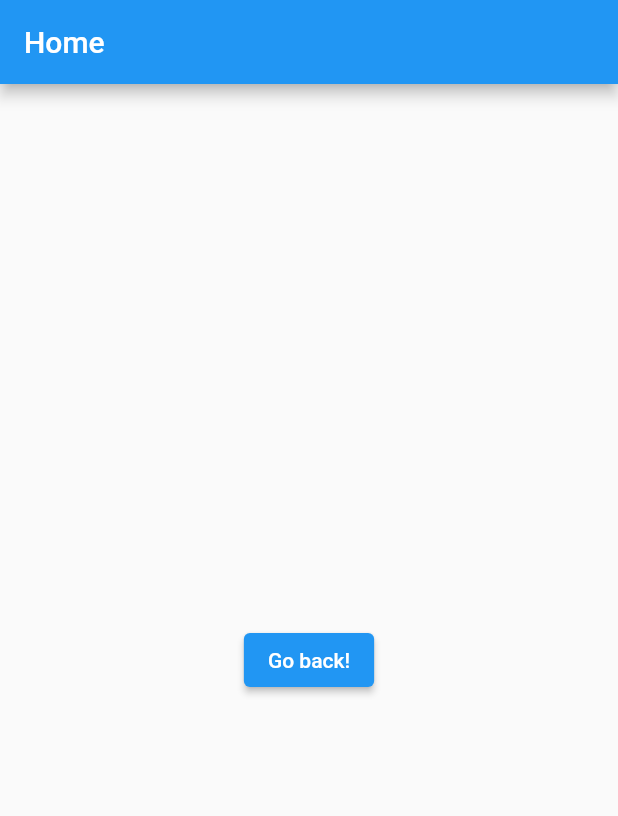
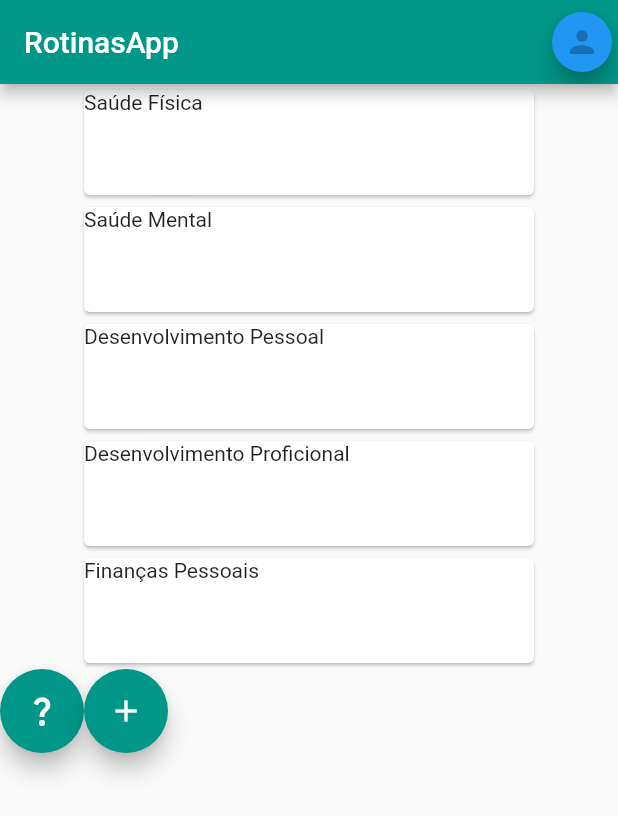
Before and after one commit to marcusvco/RotinasApp, a Flutter app: the Home screen opened directly, on a phone screen of 412 x 824 dp. Shown: the top 816 px of the screen. Run offline on Flutter 3.47's test engine with Material 2 defaults, Android fonts, the phone set to English and light mode, and no system bars.

Commit message:
Telas Cadastro, Home, main, Sobre

```diff
--- a/rotinas_app/lib/Home.dart
+++ b/rotinas_app/lib/Home.dart
@@ -1,29 +1,68 @@
 import 'package:flutter/material.dart';
-import 'package:rotinas_app/main.dart';
-import 'main.dart';
 import 'Perfil.dart';
 import 'Detalhes.dart';
 import 'Sobre.dart';
 import 'CadastroRotina.dart';
 
-class Home extends StatelessWidget {
+class Home extends StatelessWidget{
   const Home({super.key});
 
   @override
-  Widget build(BuildContext context) {
+  Widget build(BuildContext context){
     return Scaffold(
       appBar: AppBar(
-        title: const Text('Home'),
+        title: Text('RotinasApp'),
+        backgroundColor: Colors.teal,
+        actions: [
+          FloatingActionButton(
+            onPressed: () => Navigator.pushReplacement(context, MaterialPageRoute(builder: (context) => Perfil())),
+            mini: true,
+            foregroundColor: Colors.black26,
+            child: Icon(Icons.person),
+          )
+        ],
       ),
-      body: Center(
-        child: ElevatedButton(
-          onPressed: () {
-            Navigator.pushReplacement(
-              context,
-              MaterialPageRoute(builder: (context) => FirstRoute()),
-            );
-          },
-          child: const Text('Go back!'),
+      body: _body(context),
+    );
+  }
+
+  _body(context){
+    return Center(
+      child: Column(
+        children: [
+          _card('Saúde Física', context),
+          _card('Saúde Mental', context),
+          _card('Desenvolvimento Pessoal', context),
+          _card('Desenvolvimento Proficional', context),
+          _card('Finanças Pessoais', context),
+          Row(
+            children: [
+              FloatingActionButton(
+                onPressed: () => Navigator.pushReplacement(context, MaterialPageRoute(builder: (context) => Sobre())),
+                backgroundColor: Colors.teal,
+                child: Icon(Icons.question_mark),
+              ),
+              FloatingActionButton(
+                onPressed: () => Navigator.pushReplacement(context, MaterialPageRoute(builder: (context) => CadastroRotina())),
+                backgroundColor: Colors.teal,
+                child: Icon(Icons.add),
+              ),
+            ],
+          ),
+        ],
+      ),
+    );
+  }
+
+  _card(nome, context){
+    return Card(
+      child: InkWell(
+        splashColor: Colors.teal,
+        onTap: () => Navigator.pushReplacement(context, MaterialPageRoute(builder: (context) => Detalhes())),
+        child: SizedBox(
+          width: 300,
+          height: 70,
+          child: Text(nome),
         ),
       ),
     );
```
Also changed, not shown: rotinas_app/lib/Cadastro.dart (+23 -44 lines), rotinas_app/lib/Sobre.dart (+3 -10 lines), rotinas_app/lib/main.dart (+62 -15 lines).
